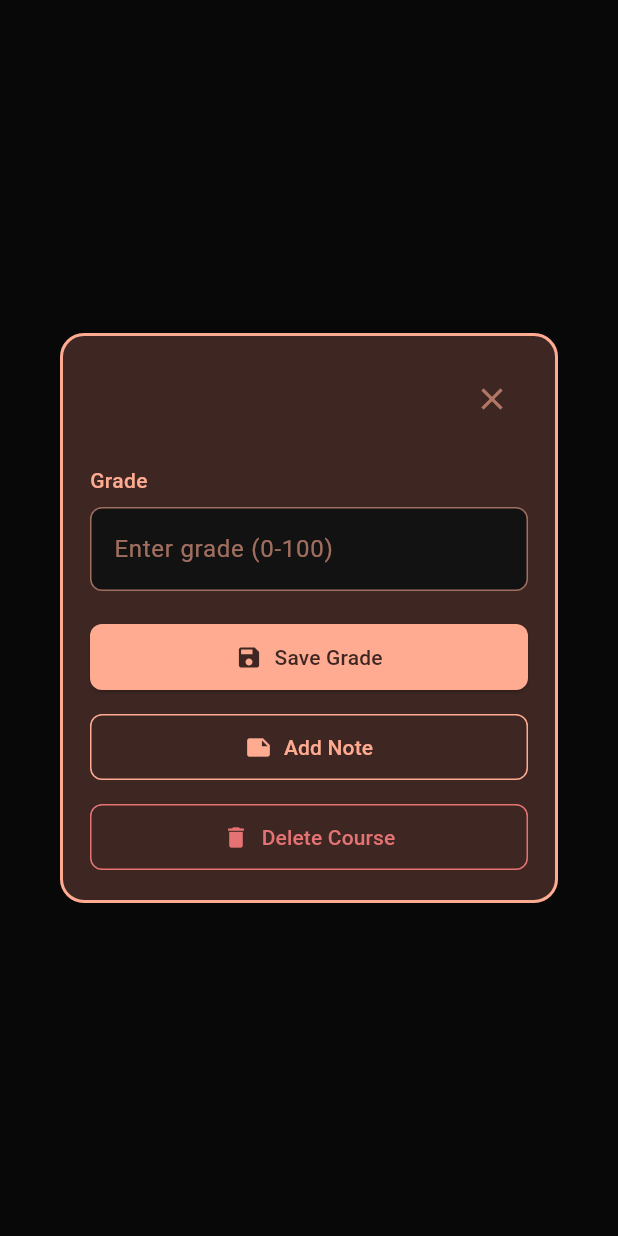
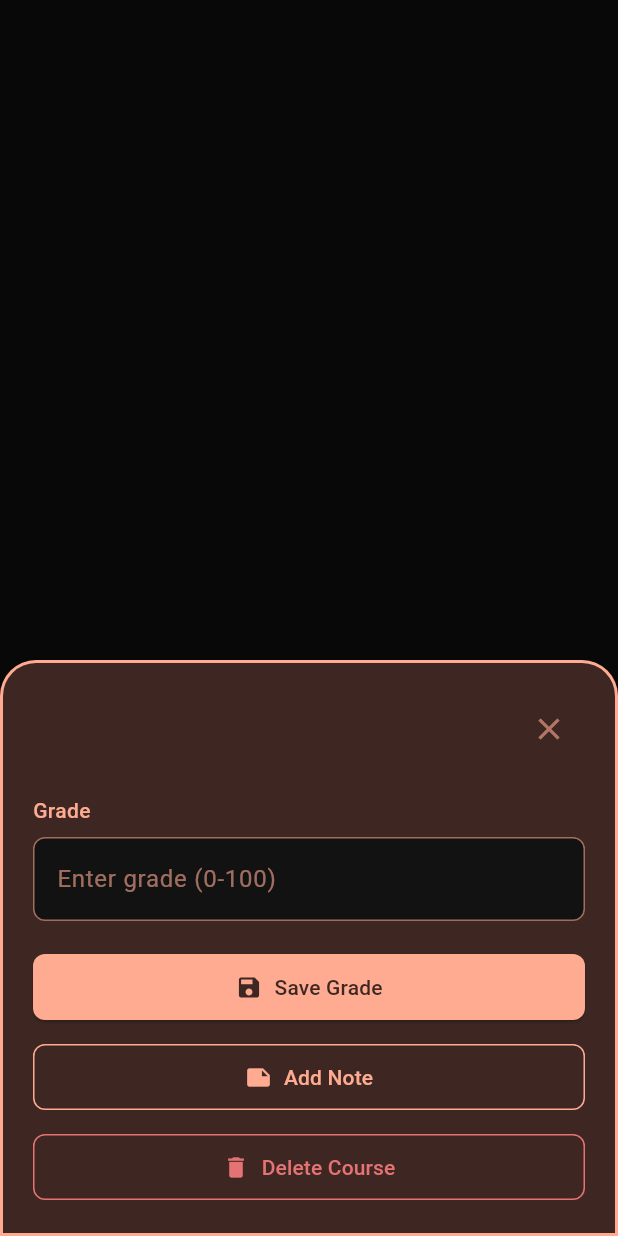
Before and after one commit to Technion236272/2025b-DegreEZ, a Flutter app: what showCourseActionsPopup() shows on an empty page, opened directly with empty values, on a phone screen of 412 x 824 dp. Run offline on Flutter 3.47's test engine with Material 3 defaults, Android fonts, the phone set to English and light mode, and no system bars; drawn by our look-alikes of calendar_view; our stand-ins replace auto_size_text, cloud_firestore, firebase_auth, firebase_core, flutter_dotenv, google_sign_in and 1 more; accounts and stored records are empty; network calls fail.

Commit message:
fix overflow in save grade

```diff
--- a/degreez/lib/widgets/course_actions_popup.dart
+++ b/degreez/lib/widgets/course_actions_popup.dart
@@ -41,14 +41,15 @@ class _CourseActionsPopupState extends State<CourseActionsPopup> {
 
   @override
   Widget build(BuildContext context) {
-    return Dialog(
-      backgroundColor: AppColorsDarkMode.accentColor,
-      shape: RoundedRectangleBorder(
-        borderRadius: BorderRadius.circular(16),
-        side: BorderSide(color: AppColorsDarkMode.secondaryColor, width: 2),
+    return Container(
+      decoration: BoxDecoration(
+        color: AppColorsDarkMode.accentColor,
+        borderRadius: const BorderRadius.vertical(top: Radius.circular(24)),
+        border: Border.all(color: AppColorsDarkMode.secondaryColor, width: 2),
       ),
-      child: Padding(
-        padding: const EdgeInsets.all(20),
+      padding: const EdgeInsets.fromLTRB(20, 20, 20, 20),
+      child: SafeArea(
+        child: SingleChildScrollView(
           child: Column(
             mainAxisSize: MainAxisSize.min,
             crossAxisAlignment: CrossAxisAlignment.start,
@@ -154,7 +155,9 @@ class _CourseActionsPopupState extends State<CourseActionsPopup> {
                         ),
                         label: Text(
                           'Save Grade',
-                        style: TextStyle(color: AppColorsDarkMode.accentColor),
+                          style: TextStyle(
+                            color: AppColorsDarkMode.accentColor,
+                          ),
                         ),
                         style: ElevatedButton.styleFrom(
                           backgroundColor: AppColorsDarkMode.secondaryColor,
@@ -165,7 +168,6 @@ class _CourseActionsPopupState extends State<CourseActionsPopup> {
                         ),
                       ),
                     ),
-
 
                     const SizedBox(height: 12),
 
@@ -232,6 +234,7 @@ class _CourseActionsPopupState extends State<CourseActionsPopup> {
                   ],
                 ),
             ],
+          ),
         ),
       ),
     );
@@ -390,13 +393,21 @@ void showCourseActionsPopup(
   String semester, {
   VoidCallback? onCourseUpdated,
 }) {
-  showDialog(
+  showModalBottomSheet(
     context: context,
-    builder:
-        (context) => CourseActionsPopup(
+    isScrollControlled: true, // ✅ Important for keyboard resizing
+    backgroundColor: Colors.transparent,
+    builder: (context) {
+      return Padding(
+        padding: EdgeInsets.only(
+          bottom: MediaQuery.of(context).viewInsets.bottom,
+        ),
+        child: CourseActionsPopup(
           course: course,
           semester: semester,
           onCourseUpdated: onCourseUpdated,
         ),
       );
+    },
+  );
 }
```
Also changed, not shown: degreez/lib/widgets/semester_timeline.dart (+18 -3 lines). Lines whose indentation alone changed are shown as unchanged.
